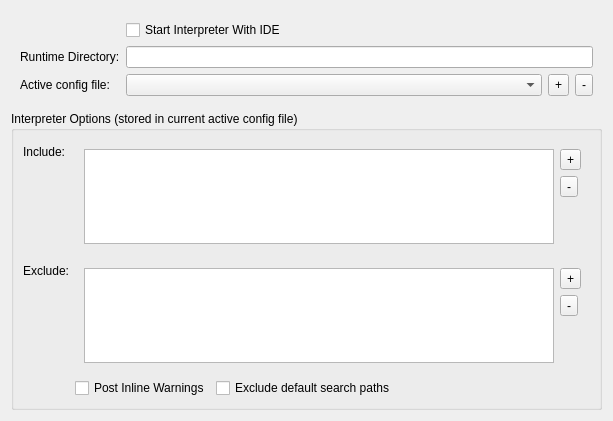
supercollider/supercollider, file editors/sc-ide/forms/settings_sclang.ui: the form before one commit.
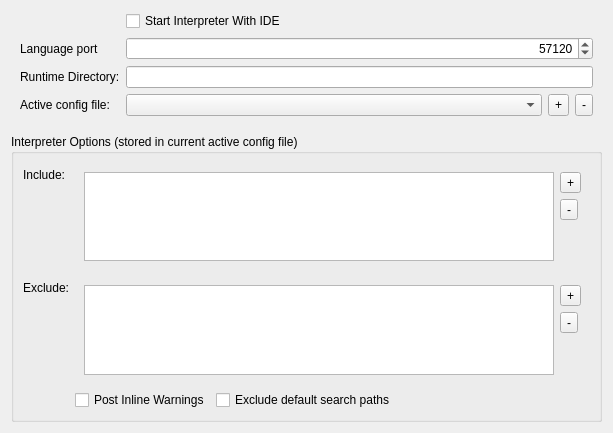
The form after the commit. Custom widgets are drawn as their Qt base class.

Commit message: add box to specify sclang port within IDE value gets stored in the `sc_ide_conf.yaml` and defaults to 57120 if not present in the yaml file

Diff of the .ui file:
```diff
--- a/editors/sc-ide/forms/settings_sclang.ui
+++ b/editors/sc-ide/forms/settings_sclang.ui
@@ -7,7 +7,7 @@
     <x>0</x>
     <y>0</y>
     <width>613</width>
-    <height>421</height>
+    <height>433</height>
    </rect>
   </property>
   <property name="windowTitle">
@@ -18,7 +18,13 @@
     <widget class="QWidget" name="widget" native="true">
      <layout class="QFormLayout" name="formLayout">
       <property name="fieldGrowthPolicy">
-       <enum>QFormLayout::ExpandingFieldsGrow</enum>
+       <enum>QFormLayout::FieldGrowthPolicy::ExpandingFieldsGrow</enum>
+      </property>
+      <property name="topMargin">
+       <number>0</number>
+      </property>
+      <property name="bottomMargin">
+       <number>12</number>
       </property>
       <item row="0" column="1">
        <widget class="QCheckBox" name="autoStart">
@@ -28,23 +34,41 @@
        </widget>
       </item>
       <item row="1" column="0">
-       <widget class="QLabel" name="label_3">
+       <widget class="QLabel" name="sclang_port_label">
         <property name="text">
-         <string>Runtime Directory:</string>
+         <string>Language port</string>
         </property>
        </widget>
       </item>
       <item row="1" column="1">
+       <widget class="QSpinBox" name="sclang_port">
+        <property name="sizePolicy">
+         <sizepolicy hsizetype="Expanding" vsizetype="Fixed">
+          <horstretch>0</horstretch>
+          <verstretch>0</verstretch>
+         </sizepolicy>
+        </property>
+        <property name="toolTip">
+         <string>Default port is 57120</string>
+        </property>
+        <property name="alignment">
+         <set>Qt::AlignmentFlag::AlignRight|Qt::AlignmentFlag::AlignTrailing|Qt::AlignmentFlag::AlignVCenter</set>
+        </property>
+        <property name="minimum">
+         <number>1000</number>
+        </property>
+        <property name="maximum">
+         <number>100000</number>
+        </property>
+        <property name="value">
+         <number>57120</number>
+        </property>
+       </widget>
+      </item>
+      <item row="2" column="1">
        <widget class="ScIDE::PathChooserWidget" name="runtimeDir"/>
       </item>
-      <item row="2" column="0">
-       <widget class="QLabel" name="activeConfigFileLabel">
-        <property name="text">
-         <string>Active config file:</string>
-        </property>
-       </widget>
-      </item>
-      <item row="2" column="1">
+      <item row="4" column="1">
        <layout class="QHBoxLayout" name="horizontalLayout">
         <item>
          <widget class="QComboBox" name="activeConfigFileComboBox">
@@ -87,6 +111,20 @@
         </item>
        </layout>
       </item>
+      <item row="4" column="0">
+       <widget class="QLabel" name="activeConfigFileLabel">
+        <property name="text">
+         <string>Active config file:</string>
+        </property>
+       </widget>
+      </item>
+      <item row="2" column="0">
+       <widget class="QLabel" name="label_3">
+        <property name="text">
+         <string>Runtime Directory:</string>
+        </property>
+       </widget>
+      </item>
      </layout>
     </widget>
    </item>
```
Left out of the diff: 10 changed lines with no effect on the pictures. The commit also changes 2 other files.
